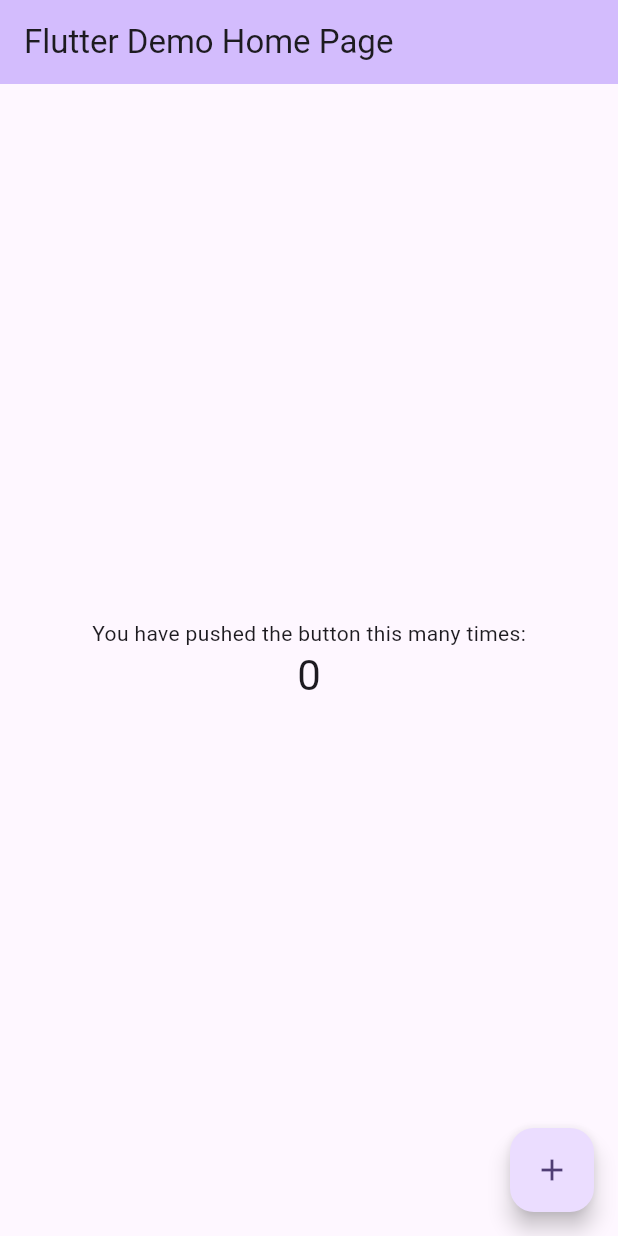
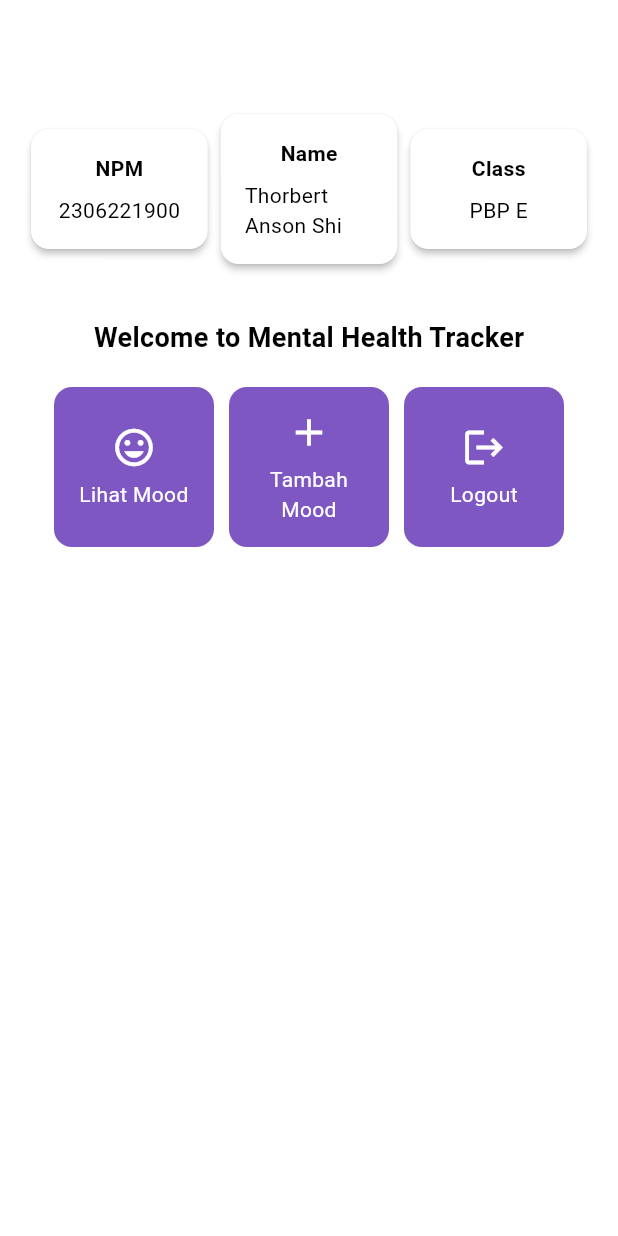
Before and after one commit to thorbert-anson-shi/mental-health-tracker-mobile, a Flutter app: the screen it shows after launch, on a phone screen of 412 x 824 dp. Run offline on Flutter 3.47's test engine with Material 3 defaults, Android fonts, the phone set to English and light mode, and no system bars.

Commit message:
Finished tutorial 6

```diff
--- a/lib/main.dart
+++ b/lib/main.dart
@@ -1,4 +1,5 @@
 import 'package:flutter/material.dart';
+import 'package:mental_health_tracker/menu.dart';
 
 void main() {
   runApp(const MyApp());
@@ -13,113 +14,12 @@ class MyApp extends StatelessWidget {
     return MaterialApp(
       title: 'Flutter Demo',
       theme: ThemeData(
-        // This is the theme of your application.
-        //
-        // TRY THIS: Try running your application with "flutter run". You'll see
-        // the application has a purple toolbar. Then, without quitting the app,
-        // try changing the seedColor in the colorScheme below to Colors.green
-        // and then invoke "hot reload" (save your changes or press the "hot
-        // reload" button in a Flutter-supported IDE, or press "r" if you used
-        // the command line to start the app).
-        //
-        // Notice that the counter didn't reset back to zero; the application
-        // state is not lost during the reload. To reset the state, use hot
-        // restart instead.
-        //
-        // This works for code too, not just values: Most code changes can be
-        // tested with just a hot reload.
-        colorScheme: ColorScheme.fromSeed(seedColor: Colors.deepPurple),
+        colorScheme: ColorScheme.fromSwatch(
+          primarySwatch: Colors.deepPurple,
+        ).copyWith(secondary: Colors.deepPurple[400]),
         useMaterial3: true,
       ),
-      home: const MyHomePage(title: 'Flutter Demo Home Page'),
+      home: MyHomePage(),
     );
   }
 }
-
-class MyHomePage extends StatefulWidget {
-  const MyHomePage({super.key, required this.title});
-
-  // This widget is the home page of your application. It is stateful, meaning
-  // that it has a State object (defined below) that contains fields that affect
-  // how it looks.
-
-  // This class is the configuration for the state. It holds the values (in this
-  // case the title) provided by the parent (in this case the App widget) and
-  // used by the build method of the State. Fields in a Widget subclass are
-  // always marked "final".
-
-  final String title;
-
-  @override
-  State<MyHomePage> createState() => _MyHomePageState();
-}
-
-class _MyHomePageState extends State<MyHomePage> {
-  int _counter = 0;
-
-  void _incrementCounter() {
-    setState(() {
-      // This call to setState tells the Flutter framework that something has
-      // changed in this State, which causes it to rerun the build method below
-      // so that the display can reflect the updated values. If we changed
-      // _counter without calling setState(), then the build method would not be
-      // called again, and so nothing would appear to happen.
-      _counter++;
-    });
-  }
-
-  @override
-  Widget build(BuildContext context) {
-    // This method is rerun every time setState is called, for instance as done
-    // by the _incrementCounter method above.
-    //
-    // The Flutter framework has been optimized to make rerunning build methods
-    // fast, so that you can just rebuild anything that needs updating rather
-    // than having to individually change instances of widgets.
-    return Scaffold(
-      appBar: AppBar(
-        // TRY THIS: Try changing the color here to a specific color (to
-        // Colors.amber, perhaps?) and trigger a hot reload to see the AppBar
-        // change color while the other colors stay the same.
-        backgroundColor: Theme.of(context).colorScheme.inversePrimary,
-        // Here we take the value from the MyHomePage object that was created by
-        // the App.build method, and use it to set our appbar title.
-        title: Text(widget.title),
-      ),
-      body: Center(
-        // Center is a layout widget. It takes a single child and positions it
-        // in the middle of the parent.
-        child: Column(
-          // Column is also a layout widget. It takes a list of children and
-          // arranges them vertically. By default, it sizes itself to fit its
-          // children horizontally, and tries to be as tall as its parent.
-          //
-          // Column has various properties to control how it sizes itself and
-          // how it positions its children. Here we use mainAxisAlignment to
-          // center the children vertically; the main axis here is the vertical
-          // axis because Columns are vertical (the cross axis would be
-          // horizontal).
-          //
-          // TRY THIS: Invoke "debug painting" (choose the "Toggle Debug Paint"
-          // action in the IDE, or press "p" in the console), to see the
-          // wireframe for each widget.
-          mainAxisAlignment: MainAxisAlignment.center,
-          children: <Widget>[
-            const Text(
-              'You have pushed the button this many times:',
-            ),
-            Text(
-              '$_counter',
-              style: Theme.of(context).textTheme.headlineMedium,
-            ),
-          ],
-        ),
-      ),
-      floatingActionButton: FloatingActionButton(
-        onPressed: _incrementCounter,
-        tooltip: 'Increment',
-        child: const Icon(Icons.add),
-      ), // This trailing comma makes auto-formatting nicer for build methods.
-    );
-  }
-}
--- /dev/null
+++ b/lib/menu.dart
@@ -0,0 +1,149 @@
+import 'package:flutter/material.dart';
+
+class MyHomePage extends StatelessWidget {
+  final String npm = "2306221900";
+  final String name = "Thorbert Anson Shi";
+  final String className = "PBP E";
+  final List<ItemHomePage> items = [
+    ItemHomePage("Lihat Mood", Icons.mood),
+    ItemHomePage("Tambah Mood", Icons.add),
+    ItemHomePage("Logout", Icons.logout),
+  ];
+
+  MyHomePage({super.key});
+
+  @override
+  Widget build(BuildContext context) {
+    return Scaffold(
+      appBar: AppBar(
+        title: const Text(
+          "Mental Health Tracker",
+          style: TextStyle(
+            color: Colors.white,
+            fontWeight: FontWeight.bold,
+          ),
+        ),
+      ),
+      body: Padding(
+        padding: const EdgeInsets.all(16.0),
+        child: Column(
+          children: [
+            Row(
+              mainAxisAlignment: MainAxisAlignment.spaceEvenly,
+              children: [
+                InfoCard(title: "NPM", content: npm),
+                InfoCard(title: "Name", content: name),
+                InfoCard(title: "Class", content: className),
+              ],
+            ),
+            const SizedBox(height: 16.0),
+            Center(
+              child: Column(
+                children: [
+                  const Padding(
+                    padding: EdgeInsets.only(top: 16.0),
+                    child: Text("Welcome to Mental Health Tracker",
+                        style: TextStyle(
+                            fontWeight: FontWeight.bold, fontSize: 18.0)),
+                  ),
+                  GridView.count(
+                    primary: true,
+                    padding: const EdgeInsets.all(20.0),
+                    crossAxisCount: 3,
+                    crossAxisSpacing: 10,
+                    mainAxisSpacing: 10,
+                    shrinkWrap: true,
+                    children: items.map((ItemHomePage item) {
+                      return ItemCard(item);
+                    }).toList(),
+                  )
+                ],
+              ),
+            ),
+          ],
+        ),
+      ),
+    );
+  }
+}
+
+class InfoCard extends StatelessWidget {
+  final String title;
+  final String content;
+
+  const InfoCard({super.key, required this.title, required this.content});
+
+  @override
+  Widget build(BuildContext context) {
+    return Card(
+      elevation: 2.0,
+      child: Container(
+        width: MediaQuery.of(context).size.width / 3.5,
+        padding: const EdgeInsets.all(16.0),
+        child: Column(
+          children: [
+            Text(
+              title,
+              style: const TextStyle(fontWeight: FontWeight.bold),
+            ),
+            const SizedBox(height: 8.0),
+            Text(content)
+          ],
+        ),
+      ),
+    );
+  }
+}
+
+class ItemHomePage {
+  final String name;
+  final IconData icon;
+
+  ItemHomePage(this.name, this.icon);
+}
+
+class ItemCard extends StatelessWidget {
+  final ItemHomePage item;
+
+  const ItemCard(this.item, {super.key});
+
+  @override
+  Widget build(BuildContext context) {
+    return Material(
+      color: Theme.of(context).colorScheme.secondary,
+      borderRadius: BorderRadius.circular(12.0),
+      child: InkWell(
+        onTap: () {
+          ScaffoldMessenger.of(context)
+            ..hideCurrentSnackBar()
+            ..showSnackBar(
+              SnackBar(
+                content: Text("Kamu telah menekan tombol ${item.name}!"),
+              ),
+            );
+        },
+        child: Container(
+          padding: const EdgeInsets.all(8),
+          child: Center(
+            child: Column(
+              mainAxisAlignment: MainAxisAlignment.center,
+              children: [
+                Icon(
+                  item.icon,
+                  color: Colors.white,
+                  size: 30.0,
+                ),
+                const Padding(padding: EdgeInsets.all(3)),
+                Text(
+                  item.name,
+                  textAlign: TextAlign.center,
+                  style: const TextStyle(color: Colors.white),
+                ),
+              ],
+            ),
+          ),
+        ),
+      ),
+    );
+  }
+}
```
